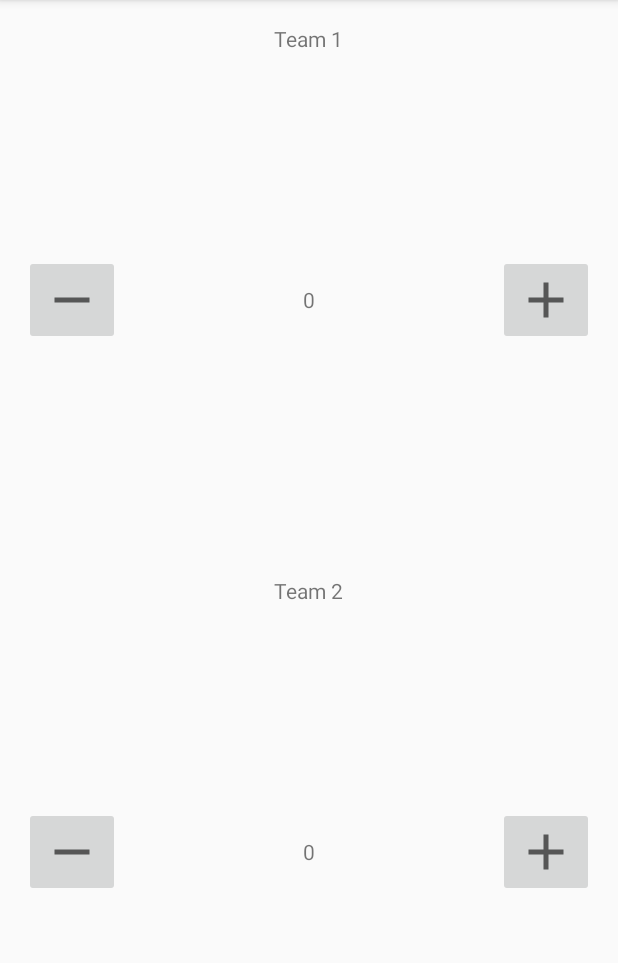
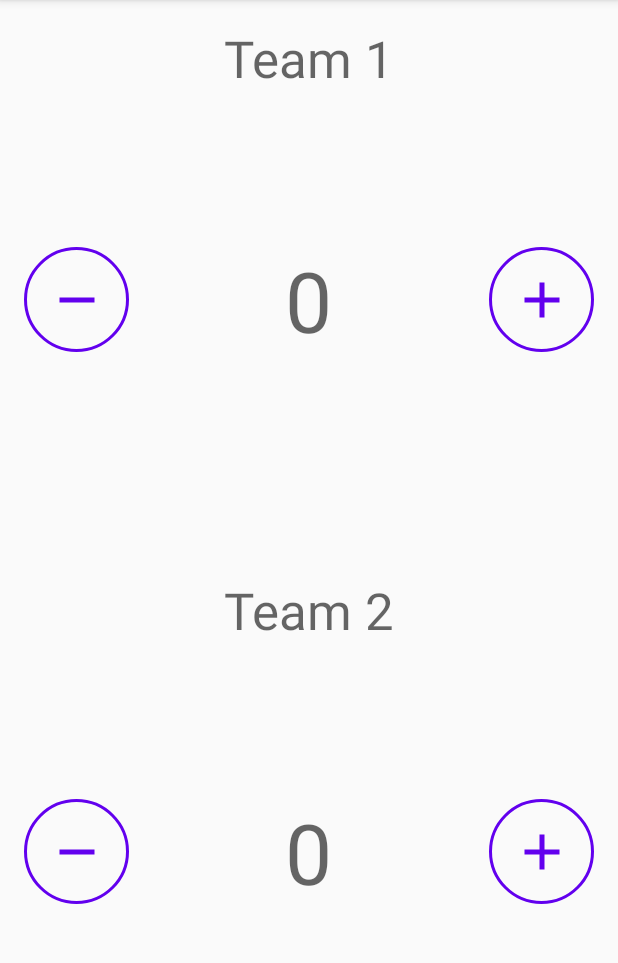
Before and after one commit to AhmedEzzat00/Android-CodeLabs, an Android app: the screen it shows after launch (MainActivity), on a phone screen of 412 x 824 dp, the part 84-1047 px from its top. Run offline under Robolectric (Android 15) with nearby library versions, the phone set to English and light mode, and no system bars.

Commit message:
Change the UI and use style to get everything together

```diff
--- /dev/null
+++ b/4.ScoreKeeper/app/src/main/res/drawable/button_background.xml
@@ -0,0 +1,8 @@
+<?xml version="1.0" encoding="utf-8"?>
+<shape xmlns:android="http://schemas.android.com/apk/res/android"
+    android:shape="oval">
+    <stroke
+        android:width="2dp"
+        android:color="@color/colorPrimary" />
+
+</shape>
--- a/4.ScoreKeeper/app/src/main/res/layout/activity_main.xml
+++ b/4.ScoreKeeper/app/src/main/res/layout/activity_main.xml
@@ -4,7 +4,7 @@
     android:layout_height="match_parent"
     android:orientation="vertical"
     android:padding="16dp"
-    tools:context=".MainActivity">
+    tools:context="com.codelab.scorekeeper.MainActivity">
 
     <RelativeLayout
         android:layout_width="match_parent"
@@ -16,18 +16,18 @@
             android:layout_height="wrap_content"
             android:layout_alignParentTop="true"
             android:layout_centerHorizontal="true"
-            android:text="@string/team_1" />
+            android:text="@string/team_1"
+            style="@style/TeamText" />
 
         <ImageButton
             android:id="@+id/decreaseTeam1"
-            android:layout_width="wrap_content"
-            android:layout_height="wrap_content"
+            android:layout_width="@dimen/button_size"
+            android:layout_height="@dimen/button_size"
+            android:layout_alignParentLeft="true"
             android:layout_alignParentStart="true"
-            android:layout_alignParentLeft="true"
             android:layout_centerVertical="true"
-            android:contentDescription="@string/minus_button_description"
-            android:onClick="decreaseScore"
-            android:src="@drawable/ic_minus" />
+            style="@style/MinusButtons"
+            android:onClick="decreaseScore" />
 
         <TextView
             android:id="@+id/score_1"
@@ -35,18 +35,19 @@
             android:layout_height="wrap_content"
             android:layout_centerHorizontal="true"
             android:layout_centerVertical="true"
-            android:text="@string/initial_count" />
+            android:text="@string/initial_count"
+            style="@style/ScoreText" />
 
         <ImageButton
             android:id="@+id/increaseTeam1"
-            android:layout_width="wrap_content"
-            android:layout_height="wrap_content"
+            android:layout_width="@dimen/button_size"
+            android:layout_height="@dimen/button_size"
             android:layout_alignParentEnd="true"
             android:layout_alignParentRight="true"
             android:layout_centerVertical="true"
-            android:contentDescription="@string/plus_button_description"
-            android:onClick="increaseScore"
-            android:src="@drawable/ic_plus" />
+            style="@style/PlusButtons"
+            android:onClick="increaseScore" />
+
     </RelativeLayout>
 
     <RelativeLayout
@@ -59,18 +60,18 @@
             android:layout_height="wrap_content"
             android:layout_alignParentTop="true"
             android:layout_centerHorizontal="true"
-            android:text="@string/team_2" />
+            android:text="@string/team_2"
+            style="@style/TeamText" />
 
         <ImageButton
             android:id="@+id/decreaseTeam2"
-            android:layout_width="wrap_content"
-            android:layout_height="wrap_content"
+            android:layout_width="@dimen/button_size"
+            android:layout_height="@dimen/button_size"
+            android:layout_alignParentLeft="true"
             android:layout_alignParentStart="true"
-            android:layout_alignParentLeft="true"
             android:layout_centerVertical="true"
-            android:contentDescription="@string/minus_button_description"
-            android:onClick="decreaseScore"
-            android:src="@drawable/ic_minus" />
+            style="@style/MinusButtons"
+            android:onClick="decreaseScore" />
 
         <TextView
             android:id="@+id/score_2"
@@ -78,17 +79,17 @@
             android:layout_height="wrap_content"
             android:layout_centerHorizontal="true"
             android:layout_centerVertical="true"
-            android:text="@string/initial_count" />
+            android:text="@string/initial_count"
+            style="@style/ScoreText" />
 
         <ImageButton
             android:id="@+id/increaseTeam2"
-            android:layout_width="wrap_content"
-            android:layout_height="wrap_content"
+            android:layout_width="@dimen/button_size"
+            android:layout_height="@dimen/button_size"
             android:layout_alignParentEnd="true"
             android:layout_alignParentRight="true"
             android:layout_centerVertical="true"
-            android:contentDescription="@string/plus_button_description"
-            android:onClick="increaseScore"
-            android:src="@drawable/ic_plus" />
+            style="@style/PlusButtons"
+            android:onClick="increaseScore" />
     </RelativeLayout>
 </LinearLayout>
--- /dev/null
+++ b/4.ScoreKeeper/app/src/main/res/values/dimens.xml
@@ -0,0 +1,4 @@
+<?xml version="1.0" encoding="utf-8"?>
+<resources>
+    <dimen name="button_size">70dp</dimen>
+</resources>
--- a/4.ScoreKeeper/app/src/main/res/values/styles.xml
+++ b/4.ScoreKeeper/app/src/main/res/values/styles.xml
@@ -7,4 +7,31 @@
         <item name="colorAccent">@color/colorAccent</item>
     </style>
 
+    <style name="ScoreButtons" parent="Widget.AppCompat.Button">
+        <item name="android:background">@drawable/button_background</item>
+        <item name="android:tint">@color/colorPrimary</item>
+    </style>
+
+    <style name="PlusButtons" parent="ScoreButtons">
+        <item name="android:src">@drawable/ic_plus</item>
+        <item name="android:contentDescription">@string/plus_button_description</item>
+    </style>
+
+    <style name="MinusButtons" parent="ScoreButtons">
+        <item name="android:src">@drawable/ic_minus</item>
+        <item name="contentDescription">@string/minus_button_description</item>
+    </style>
+
+    <style name="ScoreText">
+        <item name="android:layout_width">wrap_content</item>
+        <item name="android:layout_height">wrap_content</item>
+        <item name="android:layout_centerHorizontal">true</item>
+        <item name="android:textAppearance">@style/TextAppearance.AppCompat.Display3</item>
+    </style>
+
+    <style name="TeamText">
+        <item name="android:textAppearance">@style/TextAppearance.AppCompat.Display1
+        </item>
+    </style>
+
 </resources>
```
